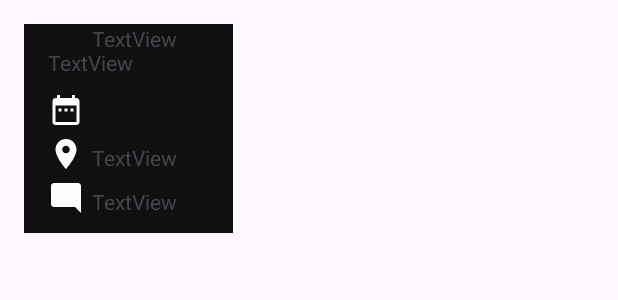
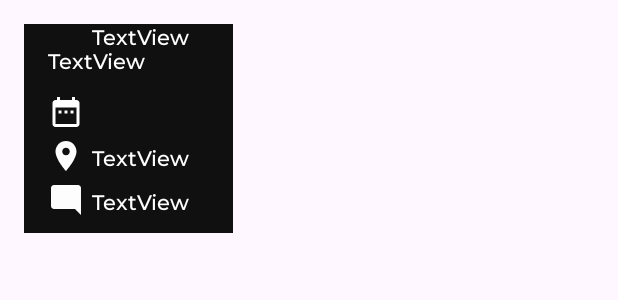
Before and after one commit to alaixgg/FilmCast, an Android app: the layout item_proyecto.xml on its own in the app's theme, with its tools: preview values and no code run, on a phone screen of 412 x 824 dp. Shown: the top 300 px of the screen. Run offline under Robolectric (Android 15) with nearby library versions, the phone set to English and light mode, and no system bars.

```diff
--- a/Aplicaciones de Moviles/app/app/src/main/res/layout/item_proyecto.xml
+++ b/Aplicaciones de Moviles/app/app/src/main/res/layout/item_proyecto.xml
@@ -33,6 +33,8 @@
             android:layout_marginStart="16dp"
             android:layout_marginTop="16dp"
             android:layout_weight="1"
+            android:fontFamily="@font/montserrat_medium"
+            android:textColor="@android:color/white"
             android:text="TextView"
             app:layout_constraintStart_toStartOf="parent"
             app:layout_constraintTop_toTopOf="parent" />
@@ -65,6 +67,8 @@
             android:layout_height="wrap_content"
             android:layout_marginStart="5dp"
             android:text="TextView"
+            android:fontFamily="@font/montserrat_medium"
+            android:textColor="@android:color/white"
             app:layout_constraintStart_toEndOf="@+id/im_calendario"
             tools:layout_editor_absoluteY="50dp" />
 
@@ -75,6 +79,8 @@
             android:layout_marginStart="5dp"
             android:layout_marginTop="10dp"
             android:text="TextView"
+            android:fontFamily="@font/montserrat_medium"
+            android:textColor="@android:color/white"
             app:layout_constraintStart_toEndOf="@+id/iv_ubicacion"
             app:layout_constraintTop_toBottomOf="@+id/im_calendario" />
 
@@ -85,6 +91,8 @@
             android:layout_marginStart="5dp"
             android:layout_marginTop="10dp"
             android:text="TextView"
+            android:fontFamily="@font/montserrat_medium"
+            android:textColor="@android:color/white"
             app:layout_constraintStart_toEndOf="@+id/iv_mensaje"
             app:layout_constraintTop_toBottomOf="@+id/iv_ubicacion" />
 
```
Also changed, not shown: Aplicaciones de Moviles/app/app/src/main/java/com/example/filmcast/ui/login/LoginActivity.kt (+55 -5 lines).
